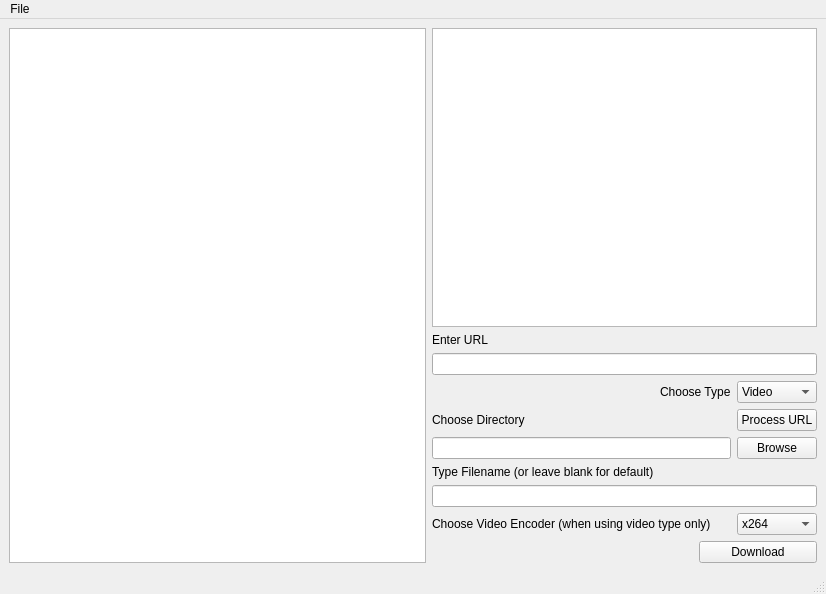
This is pydownload.ui in RebelliousPebble/youtubeconverter as Qt 5 draws it before an edit. The edited form follows.
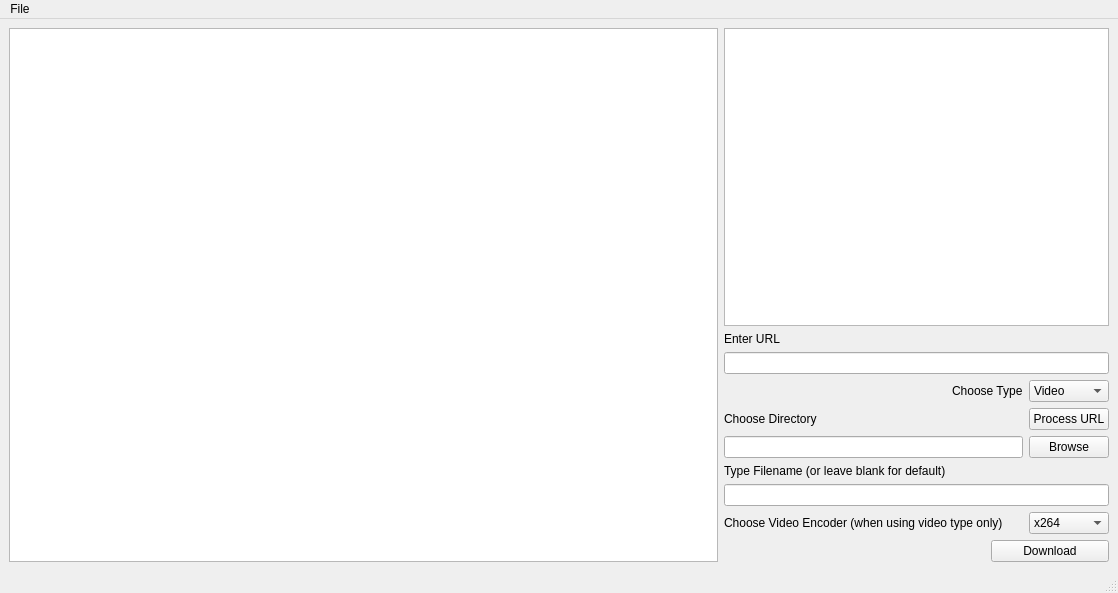
This is the edited form.

Commit message: add qrunnables and ffmpeg commands

The edit to the form file:
```diff
--- a/pydownload.ui
+++ b/pydownload.ui
@@ -6,8 +6,8 @@
    <rect>
     <x>0</x>
     <y>0</y>
-    <width>826</width>
-    <height>594</height>
+    <width>1118</width>
+    <height>593</height>
    </rect>
   </property>
   <property name="windowTitle">
@@ -116,7 +116,7 @@
     <rect>
      <x>0</x>
      <y>0</y>
-     <width>826</width>
+     <width>1118</width>
      <height>21</height>
     </rect>
    </property>
```
The commit also changes 1 other file.
